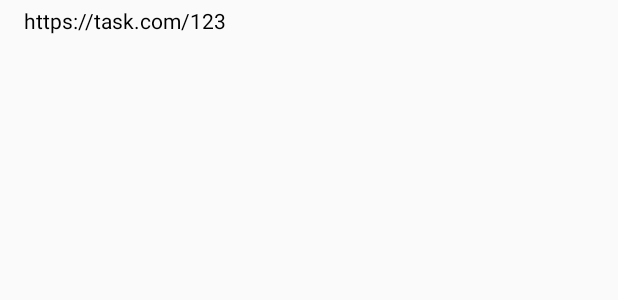
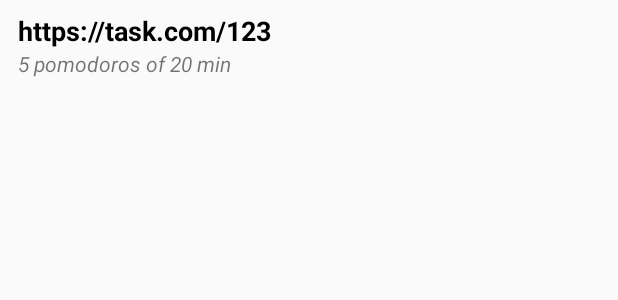
Before and after one commit to hamorillo/MorcillaConfHackathon2019, an Android app: the layout user_task_item.xml on its own in the app's theme, with its tools: preview values and no code run, on a phone screen of 412 x 824 dp. Shown: the top 300 px of the screen. Run offline under Robolectric (Android 15) with nearby library versions, the phone set to English and light mode, and no system bars.

Commit message:
Showing number of pomodoros per task

```diff
--- a/AndroidApp/app/src/main/java/com/bankmorcillaconf/app/HomeActivity.kt
+++ b/AndroidApp/app/src/main/java/com/bankmorcillaconf/app/HomeActivity.kt
@@ -29,8 +29,6 @@ import kotlinx.android.synthetic.main.home_user_item.*
 class HomeActivity : AppCompatActivity() {
 
     companion object {
-        const val MIN_5 = 5L * 60L * 1000L
-
         fun newIntent(context: Context): Intent {
             return Intent(context, HomeActivity::class.java)
         }
--- a/AndroidApp/app/src/main/java/com/bankmorcillaconf/app/UserActivity.kt
+++ b/AndroidApp/app/src/main/java/com/bankmorcillaconf/app/UserActivity.kt
@@ -61,7 +61,7 @@ class UserActivity : AppCompatActivity() {
             onSuccess = {
                 userTasksRecyclerView.apply {
                     layoutManager = LinearLayoutManager(this@UserActivity)
-                    adapter = TasksAdapter(it)
+                    adapter = TasksAdapter(userMail, it)
                 }
             },
             onError = {}
--- a/AndroidApp/app/src/main/res/layout/user_task_item.xml
+++ b/AndroidApp/app/src/main/res/layout/user_task_item.xml
@@ -10,12 +10,25 @@
             android:layout_width="0dp"
             android:layout_height="wrap_content"
             android:textColor="@android:color/black"
-            android:padding="4dp"
+            android:textStyle="bold"
+            android:textSize="18sp"
             android:layout_marginStart="12dp"
+            android:layout_marginTop="8dp"
             app:layout_constraintStart_toStartOf="parent"
             app:layout_constraintTop_toTopOf="parent"
-            app:layout_constraintBottom_toBottomOf="parent"
             app:layout_constraintEnd_toEndOf="parent"
             tools:text="https://task.com/123"/>
 
+    <TextView
+            android:id="@+id/pomodorosTextView"
+            android:layout_width="wrap_content"
+            android:layout_height="wrap_content"
+            android:textStyle="italic"
+            app:layout_constraintTop_toBottomOf="@+id/taskUrlTextView"
+            app:layout_constraintHorizontal_bias="0"
+            app:layout_constraintStart_toStartOf="parent"
+            app:layout_constraintEnd_toEndOf="parent"
+            android:layout_marginStart="12dp"
+            tools:text="5 pomodoros of 20 min"/>
+
 </androidx.constraintlayout.widget.ConstraintLayout>
--- a/AndroidApp/app/src/main/res/values/strings.xml
+++ b/AndroidApp/app/src/main/res/values/strings.xml
@@ -7,4 +7,5 @@
     <string name="logout">Logout</string>
     <string name="new_task">New Task</string>
     <string name="my_profile">My profile</string>
+    <string name="pomodoros_on_task">%d pomodoros of %d min</string>
 </resources>
```
Also changed, not shown: AndroidApp/app/src/main/java/com/bankmorcillaconf/app/repository/PomodoroRepository.kt (+11 -4 lines), AndroidApp/app/src/main/java/com/bankmorcillaconf/app/ui/TasksAdapter.kt (+19 -1 lines).
